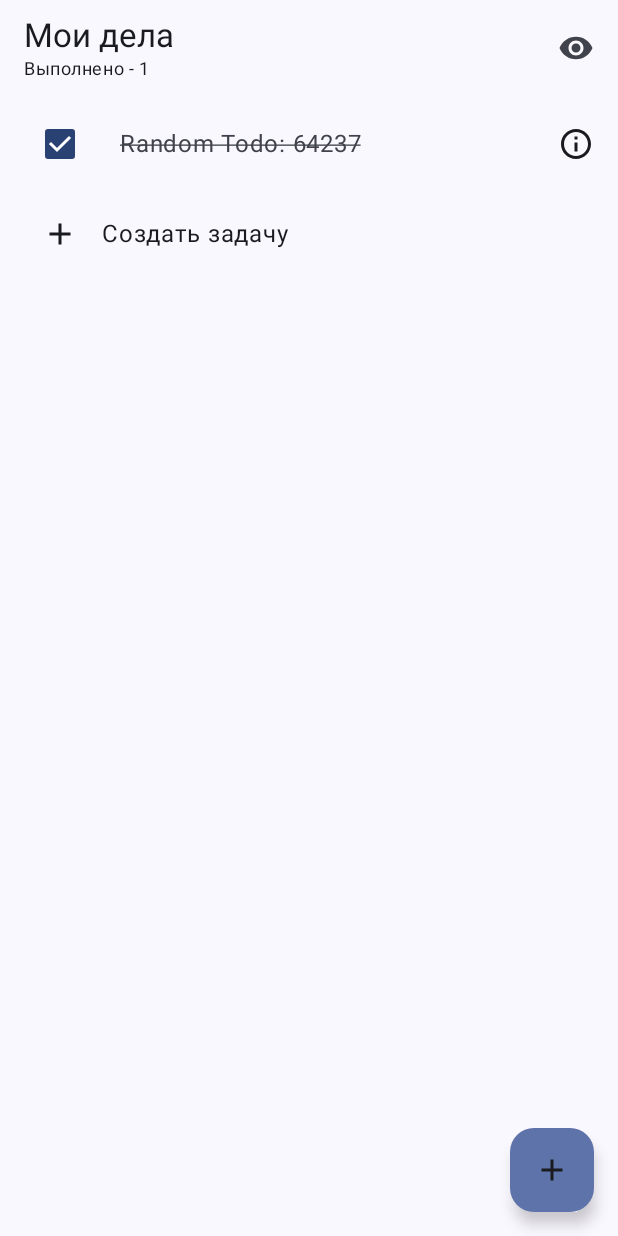
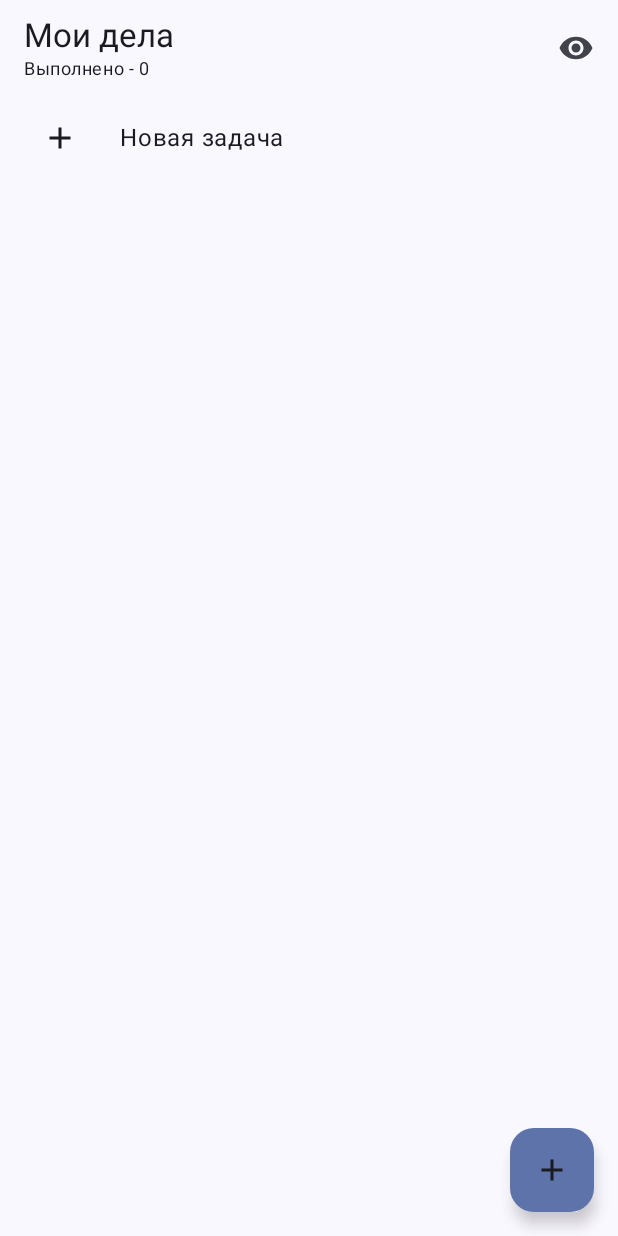
Before and after one commit to FairSuspect/todo-android, an Android app built with Jetpack Compose: the composable TodoListPage shown on its own in the app's theme, on a phone screen of 412 x 824 dp. Run offline under Robolectric (Android 15) with nearby library versions, the phone set to English and light mode, and no system bars; our stand-ins replace Dagger/Hilt's generated code.

Commit message:
Add todo creation from BasicTextField

```diff
--- a/app/src/main/java/com/example/todo/ui/list/AddTodoTile.kt
+++ b/app/src/main/java/com/example/todo/ui/list/AddTodoTile.kt
@@ -1,44 +1,76 @@
 package com.example.todo.ui.list
 
-import androidx.compose.foundation.clickable
-import androidx.compose.foundation.layout.Arrangement
+import androidx.compose.foundation.layout.Box
 import androidx.compose.foundation.layout.Column
-import androidx.compose.foundation.layout.Row
-import androidx.compose.foundation.layout.Spacer
 import androidx.compose.foundation.layout.fillMaxSize
 import androidx.compose.foundation.layout.padding
+import androidx.compose.foundation.text.BasicTextField
+import androidx.compose.foundation.text.KeyboardActions
+import androidx.compose.foundation.text.KeyboardOptions
 import androidx.compose.material.icons.Icons
 import androidx.compose.material.icons.outlined.Add
 import androidx.compose.material3.Icon
 import androidx.compose.material3.ListItem
+import androidx.compose.material3.LocalTextStyle
 import androidx.compose.material3.MaterialTheme
 import androidx.compose.material3.Scaffold
 import androidx.compose.material3.Text
 import androidx.compose.runtime.Composable
-import androidx.compose.ui.Alignment
+import androidx.compose.runtime.getValue
+import androidx.compose.runtime.mutableStateOf
+import androidx.compose.runtime.remember
+import androidx.compose.runtime.setValue
 import androidx.compose.ui.Modifier
+import androidx.compose.ui.graphics.SolidColor
 import androidx.compose.ui.res.stringResource
+import androidx.compose.ui.text.input.ImeAction
+import androidx.compose.ui.text.input.KeyboardCapitalization
 import androidx.compose.ui.tooling.preview.Preview
 import androidx.compose.ui.unit.dp
 import com.example.todo.R
 import com.example.todo.ui.theme.TodoTheme
 
 @Composable
-fun AddTodoTile(modifier: Modifier = Modifier, onClick: () -> Unit = {}) {
+fun AddTodoTile(onDone: (text: String) -> Unit = {}) {
     val iconColor = MaterialTheme.colorScheme.onSurface
+    var text by remember { mutableStateOf("") }
+    val paddingModifier = Modifier
+        .fillMaxSize()
+        .padding(horizontal = 12.dp)
+    BasicTextField(
+        modifier = paddingModifier,
+        value = text,
+        onValueChange = { text = it },
+        keyboardOptions = KeyboardOptions(
+            imeAction = ImeAction.Done,
+            capitalization = KeyboardCapitalization.Sentences
+        ),
+        cursorBrush = SolidColor(MaterialTheme.colorScheme.onSurface),
+        textStyle = LocalTextStyle.current.copy(color = MaterialTheme.colorScheme.onSurface),
+        keyboardActions = KeyboardActions(
+            onDone = { onDone(text.trim()) }
+        ),
+        decorationBox = { innerTextField ->
             ListItem(
-        modifier = modifier.clickable { onClick() }.padding(start = 12.dp),
-        headlineContent = {
-            Text(
-                stringResource(R.string.createTask),
-            )
-        },
                 leadingContent = {
                     Icon(
                         imageVector = Icons.Outlined.Add,
                         contentDescription = null,
                         tint = iconColor,
                     )
+                },
+                headlineContent = {
+                    Box(Modifier.fillMaxSize().padding(start = 12.dp),
+                    ) {
+                        innerTextField()
+                        if (text.isBlank())
+                            Text(
+                                stringResource(R.string.newTask),
+                            )
+                    }
+                }
+            )
+
         }
     )
 
--- a/app/src/main/java/com/example/todo/ui/list/TodoListPage.kt
+++ b/app/src/main/java/com/example/todo/ui/list/TodoListPage.kt
@@ -48,7 +48,6 @@ fun TodoListPage(
             })
         },
     ) { innerPadding ->
-
         when (uiState) {
             is TodoListUiState.Loading -> {
                 // Показать индикатор загрузки
@@ -71,9 +70,7 @@ fun TodoListPage(
                             filteredTodos[index].id
                         }
                     )
-                    {
-
-                            index ->
+                    { index ->
                         val todo = filteredTodos[index]
                         TodoTile(
                             modifier = Modifier.animateItemPlacement(),
@@ -88,7 +85,7 @@ fun TodoListPage(
                     }
                     item {
                         AddTodoTile(
-                            onClick = { todoViewModel.createRandomTodo() }
+                            onDone = { todoViewModel.createTodoWithText(it) },
                         )
                     }
                 }
--- a/app/src/main/java/com/example/todo/ui/viewmodels/TodosListViewModel.kt
+++ b/app/src/main/java/com/example/todo/ui/viewmodels/TodosListViewModel.kt
@@ -12,6 +12,7 @@ import kotlinx.coroutines.flow.update
 import kotlinx.coroutines.launch
 import java.time.LocalDateTime
 import java.time.ZoneId
+import java.util.UUID
 import javax.inject.Inject
 
 val TAG = "TodosListViewModel"
@@ -46,17 +47,31 @@ class TodosListViewModel @Inject constructor(private val todoRepository: TodoRep
         val randomTodo =
             Todo(id = randomTodoId.toString(), text = "Random Todo: $randomTodoId", done = false)
 
+        createTodo(randomTodo)
+    }
+
+    private fun createTodo(todo: Todo) {
         viewModelScope.launch {
             try {
-                todoRepository.createTodo(randomTodo)
+                todoRepository.createTodo(todo)
                 val todos = (_uiState.value as TodoListUiState.Loaded).todos
-                _uiState.value = TodoListUiState.Loaded(todos + randomTodo)
+                _uiState.value = TodoListUiState.Loaded(todos + todo)
             } catch (e: Exception) {
                 val message = "Не удалось создать задачу: ${e.message}"
                 Log.e(TAG, message)
 
             }
         }
+    }
+
+    fun createTodoWithText(text: String) {
+        // Создаётся задача с id сгенерированным uuid, text и done false
+        val todo = Todo(id = generateId(), text = text, done = false)
+        createTodo(todo)
+
+    }
+    private fun generateId(): String {
+        return  UUID.randomUUID().toString()
     }
 
     private fun updateTodo(todo: Todo) {
--- a/app/src/main/res/values/strings.xml
+++ b/app/src/main/res/values/strings.xml
@@ -1,4 +1,5 @@
 <resources>
     <string name="app_name">Todo</string>
     <string name="createTask">Создать задачу</string>
+    <string name="newTask">Новая задача</string>
 </resources>
```
Lines whose indentation alone changed are shown as unchanged.
